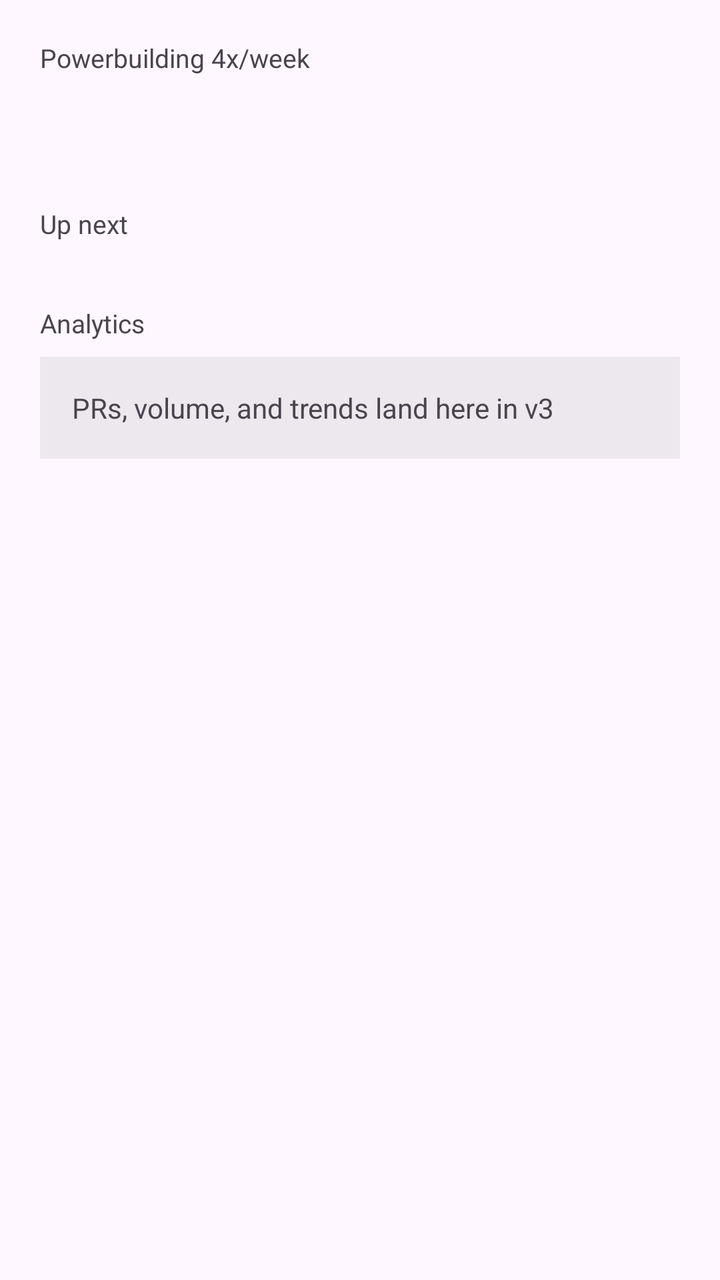
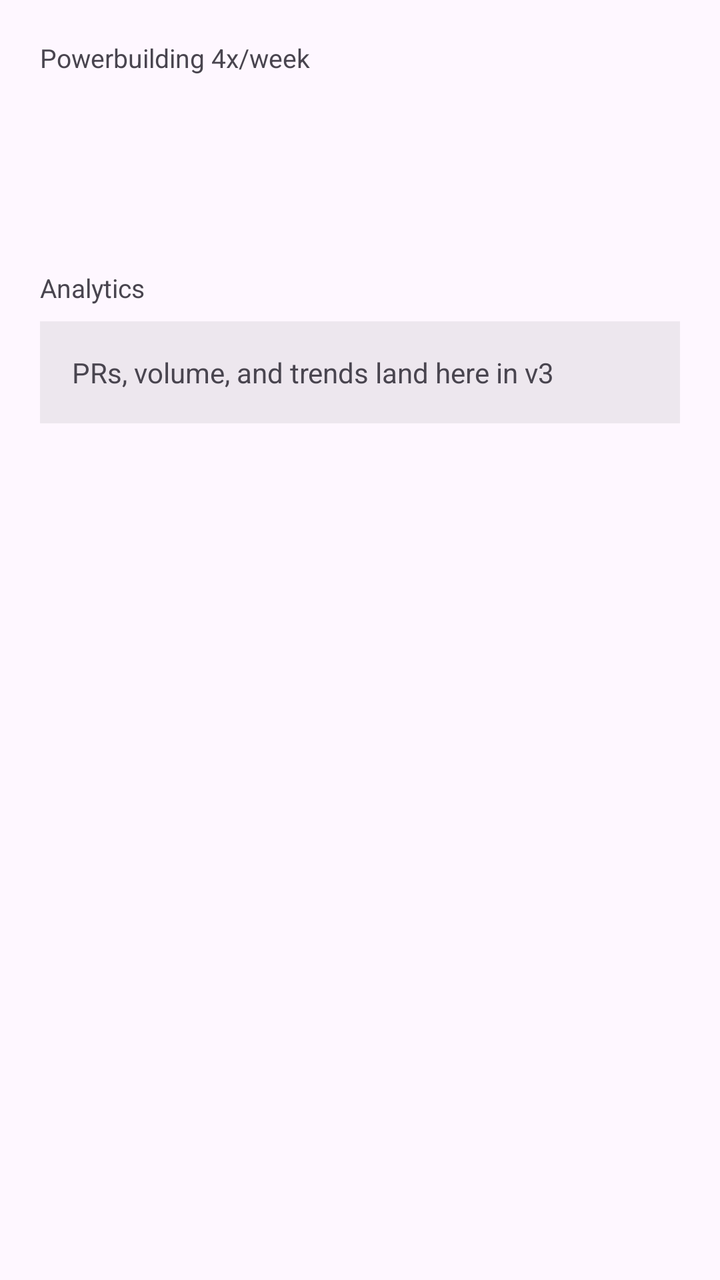

Compare the two renders of this Android layout. The source of the first and the diff that turns it into the second are given below.
<!-- AndroidManifest.xml: application theme Theme.Ingot -->
<!-- res/layout/activity_main.xml -->
<?xml version="1.0" encoding="utf-8"?>
<ScrollView xmlns:android="http://schemas.android.com/apk/res/android"
    android:layout_width="match_parent"
    android:layout_height="match_parent">

    <LinearLayout
        android:orientation="vertical"
        android:layout_width="match_parent"
        android:layout_height="wrap_content"
        android:padding="20dp">

        <TextView
            android:id="@+id/programName"
            android:layout_width="wrap_content"
            android:layout_height="wrap_content"
            android:text="Powerbuilding 4x/week"
            android:textSize="13sp" />

        <TextView
            android:id="@+id/weekLabel"
            android:layout_width="wrap_content"
            android:layout_height="wrap_content"
            android:textSize="22sp"
            android:layout_marginBottom="16dp" />

        <androidx.recyclerview.widget.RecyclerView
            android:id="@+id/weekStrip"
            android:layout_width="match_parent"
            android:layout_height="wrap_content"
            android:orientation="horizontal"
            android:layout_marginBottom="20dp" />

        <TextView
            android:layout_width="wrap_content"
            android:layout_height="wrap_content"
            android:text="Up next"
            android:textSize="13sp" />




        <androidx.recyclerview.widget.RecyclerView
            android:id="@+id/workoutList"
            android:layout_width="match_parent"
            android:layout_height="wrap_content"
            android:layout_marginTop="12dp"
            android:layout_marginBottom="20dp" />

        <TextView
            android:layout_width="wrap_content"
            android:layout_height="wrap_content"
            android:text="Analytics"
            android:textSize="13sp" />

        <TextView
            android:layout_width="match_parent"
            android:layout_height="wrap_content"
            android:text="PRs, volume, and trends land here in v3"
            android:padding="16dp"
            android:background="#11000000"
            android:layout_marginTop="8dp" />

    </LinearLayout>
</ScrollView>
<!-- resources referenced by this layout -->
<resources>
  <style name="Theme.Ingot" parent="Base.Theme.Ingot" />
  <style name="Base.Theme.Ingot" parent="Theme.Material3.DayNight.NoActionBar">
          
          
      </style>
</resources>

<!-- the commit's change to res/layout/activity_main.xml (unified diff, before → after) -->
@@ -30,15 +30,6 @@
             android:orientation="horizontal"
             android:layout_marginBottom="20dp" />
 
-        <TextView
-            android:layout_width="wrap_content"
-            android:layout_height="wrap_content"
-            android:text="Up next"
-            android:textSize="13sp" />
-
-
-
-
         <androidx.recyclerview.widget.RecyclerView
             android:id="@+id/workoutList"
             android:layout_width="match_parent"
